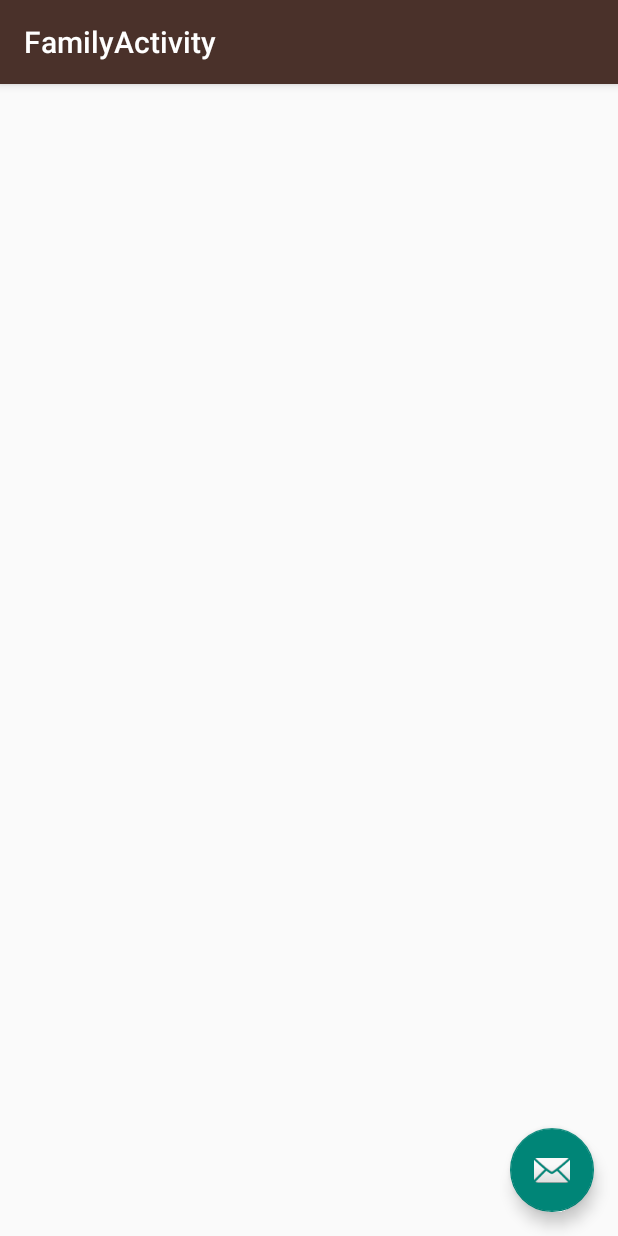
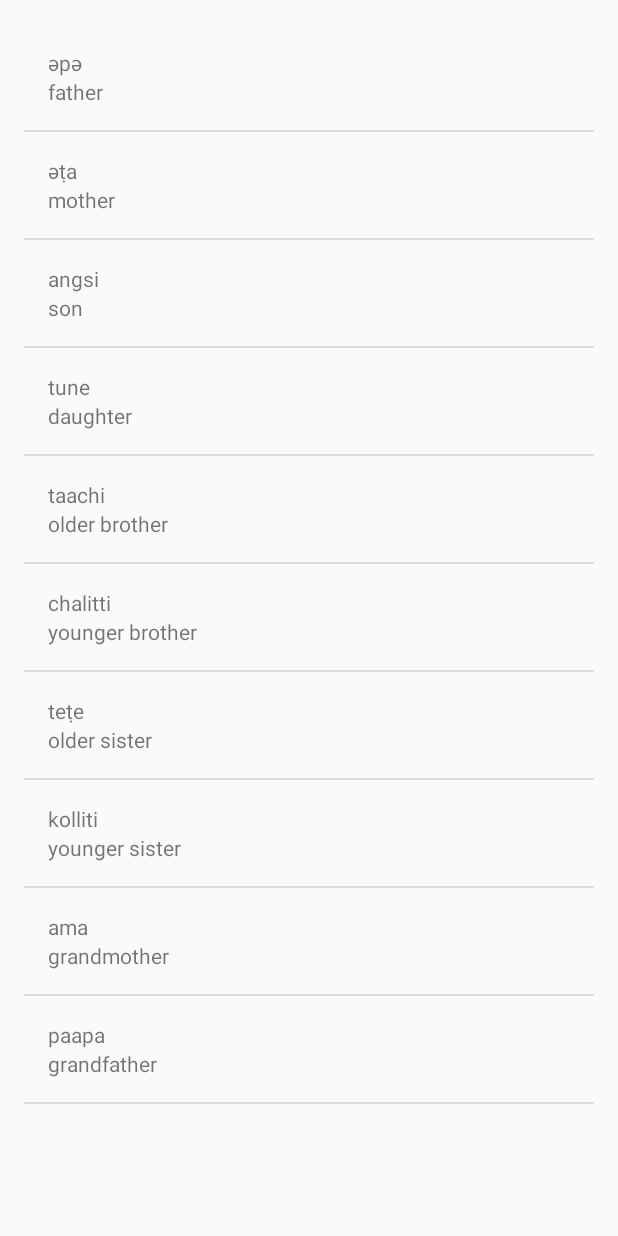
Before and after one commit to MechaEdgar/Miwok, an Android app: the FamilyActivity screen opened directly, with no data from a screen before it, on a phone screen of 412 x 824 dp. Run offline under Robolectric (Android 15) with nearby library versions, the phone set to English and light mode, and no system bars.

Commit message:
Updated all the list words.

```diff
--- a/ud839_Miwok-Starter-code/app/src/main/java/com/example/android/miwok/FamilyActivity.java
+++ b/ud839_Miwok-Starter-code/app/src/main/java/com/example/android/miwok/FamilyActivity.java
@@ -1,29 +1,57 @@
 package com.example.android.miwok;
 
+import android.support.v7.app.AppCompatActivity;
 import android.os.Bundle;
-import android.support.design.widget.FloatingActionButton;
-import android.support.design.widget.Snackbar;
-import android.support.v7.app.AppCompatActivity;
-import android.support.v7.widget.Toolbar;
-import android.view.View;
+import android.widget.ListView;
+
+import java.util.ArrayList;
 
 public class FamilyActivity extends AppCompatActivity {
+    // Add a constant final variable TAG to use it in our logs
+    private static final String TAG = "NumbersActivity";
+
+
+
 
     @Override
     protected void onCreate(Bundle savedInstanceState) {
         super.onCreate(savedInstanceState);
-        setContentView(R.layout.activity_family);
-        Toolbar toolbar = (Toolbar) findViewById(R.id.toolbar);
-        setSupportActionBar(toolbar);
+        setContentView(R.layout.word_list);
 
-        FloatingActionButton fab = (FloatingActionButton) findViewById(R.id.fab);
-        fab.setOnClickListener(new View.OnClickListener() {
-            @Override
-            public void onClick(View view) {
-                Snackbar.make(view, "Replace with your own action", Snackbar.LENGTH_LONG)
-                        .setAction("Action", null).show();
-            }
-        });
+        //Create and ArrayList of words
+        ArrayList<Word> words = new ArrayList<Word>();
+        //words.add("one");
+        words.add(new Word("father", "әpә"));
+        words.add(new Word("mother", "әṭa"));
+        words.add(new Word("son", "angsi"));
+        words.add(new Word("daughter", "tune"));
+        words.add(new Word("older brother", "taachi"));
+        words.add(new Word("younger brother", "chalitti"));
+        words.add(new Word("older sister", "teṭe"));
+        words.add(new Word("younger sister", "kolliti"));
+        words.add(new Word("grandmother", "ama"));
+        words.add(new Word("grandfather", "paapa"));
+
+/*
+        //Add TextViews to the screen for each number using a for loop.
+
+        for (int index=0;index < words.size();index++){
+            //Find the root view of the whole layout
+            LinearLayout rootView = (LinearLayout) findViewById(R.id.word_list);
+            //Create a new {@link TextView} that displayed the word at the index and add the View
+            // as a child to the rootView
+            TextView wordView = new TextView(this);
+            wordView.setText(words.get(index));
+            rootView.addView(wordView);
+
+        }*/
+
+        WordAdapter adapter =
+                new WordAdapter(this, words);
+
+        ListView listView = (ListView) findViewById(R.id.list);
+
+        listView.setAdapter(adapter);
+
     }
-
 }
--- a/ud839_Miwok-Starter-code/app/src/main/res/layout/activity_numbers.xml
+++ b/ud839_Miwok-Starter-code/app/src/main/res/layout/word_list.xml
@@ -8,5 +8,5 @@
     android:paddingBottom="@dimen/activity_vertical_margin"
     android:paddingLeft="@dimen/activity_horizontal_margin"
     android:paddingRight="@dimen/activity_horizontal_margin"
-    android:paddingTop="@dimen/activity_vertical_margin"
-    tools:context="com.example.android.miwok.NumbersActivity"/>
+    android:paddingTop="@dimen/activity_vertical_margin"/>
+    <!--tools:context="com.example.android.miwok.NumbersActivity"-->
```
Also changed, not shown: ud839_Miwok-Starter-code/app/src/main/java/com/example/android/miwok/ColorsActivity.java (+44 -17 lines), ud839_Miwok-Starter-code/app/src/main/java/com/example/android/miwok/NumbersActivity.java (+2 -12 lines), ud839_Miwok-Starter-code/app/src/main/java/com/example/android/miwok/PhrasesActivity.java (+45 -17 lines), ud839_Miwok-Starter-code/app/src/main/java/com/example/android/miwok/Word.java (line endings or trailing spaces).
